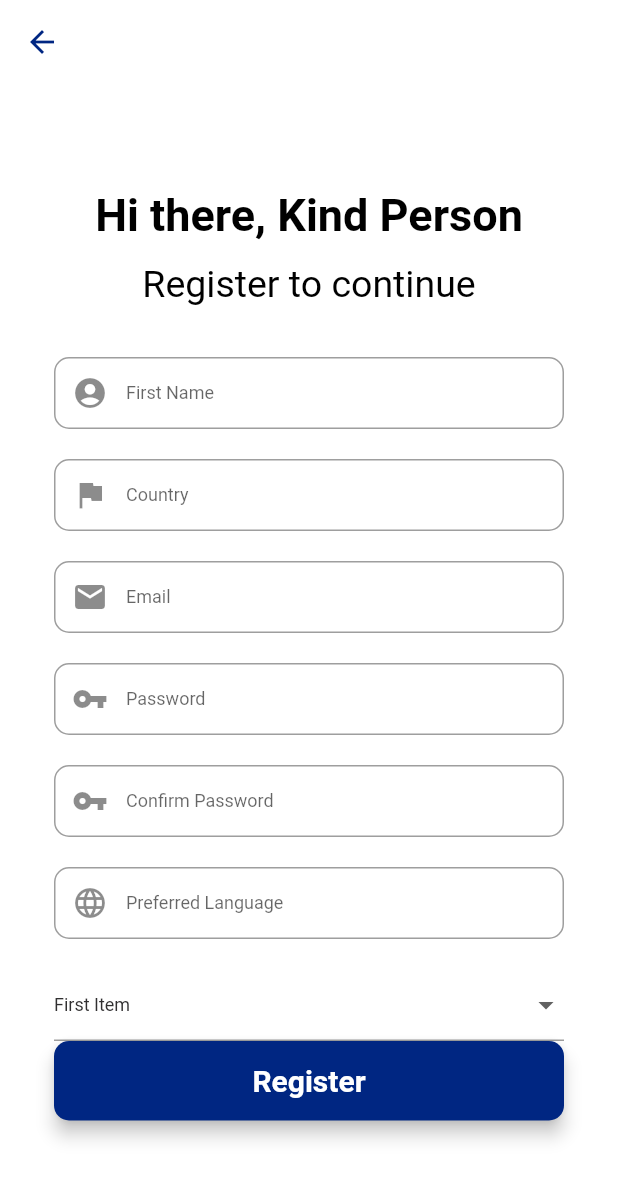
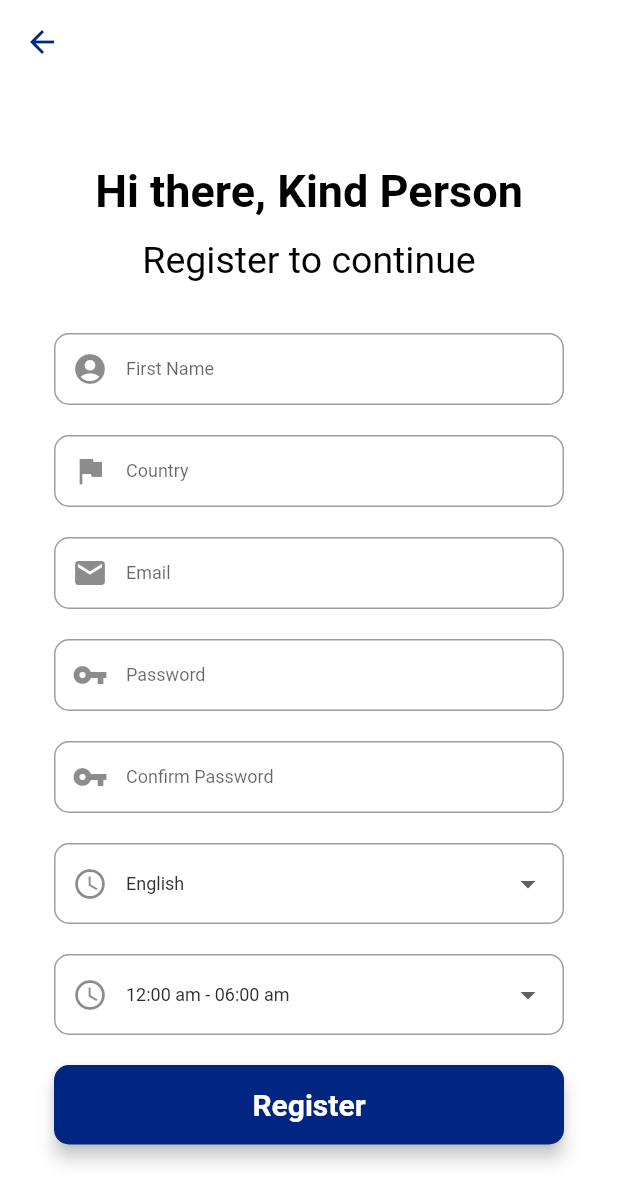
Before and after one commit to therajtiwari/BKind, a Flutter app: the Register screen opened directly, on a phone screen of 412 x 824 dp. Shown: the top 1203 px of the screen. Run offline on Flutter 3.47's test engine with Material 2 defaults, Android fonts, the phone set to English and light mode, and no system bars.

Commit message:
register screen fix

```diff
--- a/lib/screens/register.dart
+++ b/lib/screens/register.dart
@@ -1,5 +1,3 @@
-import 'dart:html';
-
 import 'package:flutter/material.dart';
 import '../utils/widget_functions.dart';
 import "../utils/constants.dart";
@@ -15,20 +13,21 @@ class Register extends StatefulWidget {
 class _RegisterState extends State<Register> {
   final _formKey = GlobalKey<FormState>();
 
-  final firstNameEditingController = new TextEditingController();
+  final firstNameEditingController = TextEditingController();
 
-  final countryEditingController = new TextEditingController();
+  final countryEditingController = TextEditingController();
 
-  final emailEditingController = new TextEditingController();
+  final emailEditingController = TextEditingController();
 
-  final passwordEditingController = new TextEditingController();
+  final passwordEditingController = TextEditingController();
 
-  final confirmPasswordEditingController = new TextEditingController();
+  final confirmPasswordEditingController = TextEditingController();
 
-  final languageEditingController = new TextEditingController();
+  final languageEditingController = TextEditingController();
 
-  final timeEditingController = new TextEditingController();
+  final timeEditingController = TextEditingController();
   dynamic _value = 1;
+  dynamic _languageValue = "English";
   @override
   Widget build(BuildContext context) {
     final Size size = MediaQuery.of(context).size;
@@ -45,8 +44,8 @@ class _RegisterState extends State<Register> {
         },
         textInputAction: TextInputAction.next,
         decoration: InputDecoration(
-          prefixIcon: Icon(Icons.account_circle),
-          contentPadding: EdgeInsets.fromLTRB(20, 15, 20, 15),
+          prefixIcon: const Icon(Icons.account_circle),
+          contentPadding: const EdgeInsets.fromLTRB(20, 15, 20, 15),
           hintText: "First Name",
           border: OutlineInputBorder(
             borderRadius: BorderRadius.circular(10),
@@ -63,8 +62,8 @@ class _RegisterState extends State<Register> {
         },
         textInputAction: TextInputAction.next,
         decoration: InputDecoration(
-          prefixIcon: Icon(Icons.flag_sharp),
-          contentPadding: EdgeInsets.fromLTRB(20, 15, 20, 15),
+          prefixIcon: const Icon(Icons.flag_sharp),
+          contentPadding: const EdgeInsets.fromLTRB(20, 15, 20, 15),
           hintText: "Country",
           border: OutlineInputBorder(
             borderRadius: BorderRadius.circular(10),
@@ -81,8 +80,8 @@ class _RegisterState extends State<Register> {
         },
         textInputAction: TextInputAction.next,
         decoration: InputDecoration(
-          prefixIcon: Icon(Icons.mail),
-          contentPadding: EdgeInsets.fromLTRB(20, 15, 20, 15),
+          prefixIcon: const Icon(Icons.mail),
+          contentPadding: const EdgeInsets.fromLTRB(20, 15, 20, 15),
           hintText: "Email",
           border: OutlineInputBorder(
             borderRadius: BorderRadius.circular(10),
@@ -99,8 +98,8 @@ class _RegisterState extends State<Register> {
         },
         textInputAction: TextInputAction.next,
         decoration: InputDecoration(
-          prefixIcon: Icon(Icons.vpn_key),
-          contentPadding: EdgeInsets.fromLTRB(20, 15, 20, 15),
+          prefixIcon: const Icon(Icons.vpn_key),
+          contentPadding: const EdgeInsets.fromLTRB(20, 15, 20, 15),
           hintText: "Password",
           border: OutlineInputBorder(
             borderRadius: BorderRadius.circular(10),
@@ -117,45 +116,82 @@ class _RegisterState extends State<Register> {
         },
         textInputAction: TextInputAction.next,
         decoration: InputDecoration(
-          prefixIcon: Icon(Icons.vpn_key),
-          contentPadding: EdgeInsets.fromLTRB(20, 15, 20, 15),
+          prefixIcon: const Icon(Icons.vpn_key),
+          contentPadding: const EdgeInsets.fromLTRB(20, 15, 20, 15),
           hintText: "Confirm Password",
           border: OutlineInputBorder(
             borderRadius: BorderRadius.circular(10),
           ),
         ));
 
-    final languageField = TextFormField(
-        autofocus: false,
-        controller: languageEditingController,
-        keyboardType: TextInputType.name,
-        onSaved: (value) {
-          languageEditingController.text = value!;
-        },
-        textInputAction: TextInputAction.done,
-        decoration: InputDecoration(
-          prefixIcon: Icon(Icons.language),
-          contentPadding: EdgeInsets.fromLTRB(20, 15, 20, 15),
-          hintText: "Preferred Language",
-          border: OutlineInputBorder(
-            borderRadius: BorderRadius.circular(10),
-          ),
-        ));
     final timeField = DropdownButtonFormField(
       value: _value,
-      items: [
+      items: const [
         DropdownMenuItem(
-          child: Text("First Item"),
+          child: Text("12:00 am - 06:00 am"),
           value: 1,
         ),
         DropdownMenuItem(
-          child: Text("Second Item"),
+          child: Text("06:00 am - 12:00 pm"),
           value: 2,
+        ),
+        DropdownMenuItem(
+          child: Text("12:00 pm - 06:00 pm"),
+          value: 3,
+        ),
+        DropdownMenuItem(
+          child: Text("06:00 pm - 12:00 am"),
+          value: 4,
         )
       ],
+      decoration: InputDecoration(
+        prefixIcon: const Icon(Icons.access_time),
+        contentPadding: const EdgeInsets.fromLTRB(20, 15, 20, 15),
+        hintText: "Preferred Language",
+        border: OutlineInputBorder(
+          borderRadius: BorderRadius.circular(10),
+        ),
+      ),
       onChanged: (value) {
         setState(() {
           _value = value;
+          print(_value);
+        });
+      },
+    );
+
+    final languageField = DropdownButtonFormField(
+      value: _languageValue,
+      items: const [
+        DropdownMenuItem(
+          child: Text("Hindi"),
+          value: "Hindi",
+        ),
+        DropdownMenuItem(
+          child: Text("English"),
+          value: "English",
+        ),
+        DropdownMenuItem(
+          child: Text("French"),
+          value: "French",
+        ),
+        DropdownMenuItem(
+          child: Text("Spanish"),
+          value: "Spanish",
+        )
+      ],
+      decoration: InputDecoration(
+        prefixIcon: const Icon(Icons.access_time),
+        contentPadding: const EdgeInsets.fromLTRB(20, 15, 20, 15),
+        hintText: "Preferred Language",
+        border: OutlineInputBorder(
+          borderRadius: BorderRadius.circular(10),
+        ),
+      ),
+      onChanged: (value) {
+        setState(() {
+          _languageValue = value;
+          print(_languageValue);
         });
       },
     );
@@ -166,10 +202,10 @@ class _RegisterState extends State<Register> {
       borderRadius: BorderRadius.circular(10),
       color: colorDarkBlue,
       child: MaterialButton(
-          padding: EdgeInsets.fromLTRB(20, 15, 20, 15),
+          padding: const EdgeInsets.fromLTRB(20, 15, 20, 15),
           minWidth: MediaQuery.of(context).size.width,
           onPressed: () {},
-          child: Text(
+          child: const Text(
             "Register",
             textAlign: TextAlign.center,
             style: TextStyle(
@@ -183,7 +219,7 @@ class _RegisterState extends State<Register> {
         backgroundColor: Colors.transparent,
         elevation: 0,
         leading: IconButton(
-          icon: Icon(Icons.arrow_back, color: colorDarkBlue),
+          icon: const Icon(Icons.arrow_back, color: colorDarkBlue),
           onPressed: () {
             // passing this to our root
             Navigator.of(context).pop();
@@ -202,14 +238,14 @@ class _RegisterState extends State<Register> {
                   mainAxisAlignment: MainAxisAlignment.center,
                   crossAxisAlignment: CrossAxisAlignment.center,
                   children: <Widget>[
-                    SizedBox(
+                    const SizedBox(
                         height: 50,
                         child: Text('Hi there, Kind Person',
                             style: TextStyle(
                                 fontSize: 30,
                                 fontWeight: FontWeight.bold,
                                 color: Colors.black))),
-                    SizedBox(
+                    const SizedBox(
                         height: 50,
                         child: Text('Register to continue',
                             style: TextStyle(
@@ -217,22 +253,23 @@ class _RegisterState extends State<Register> {
                               fontWeight: FontWeight.normal,
                               color: Colors.black,
                             ))),
-                    SizedBox(height: 20),
+                    const SizedBox(height: 20),
                     firstNameField,
-                    SizedBox(height: 20),
+                    const SizedBox(height: 20),
                     countryField,
-                    SizedBox(height: 20),
+                    const SizedBox(height: 20),
                     emailField,
-                    SizedBox(height: 20),
+                    const SizedBox(height: 20),
                     passwordField,
-                    SizedBox(height: 20),
+                    const SizedBox(height: 20),
                     confirmPasswordField,
-                    SizedBox(height: 20),
+                    const SizedBox(height: 20),
                     languageField,
-                    SizedBox(height: 20),
+                    const SizedBox(height: 20),
                     timeField,
+                    const SizedBox(height: 20),
                     signUpButton,
-                    SizedBox(height: 15),
+                    const SizedBox(height: 15),
                   ],
                 ),
               ),
```
Also changed, not shown: pubspec.lock.
